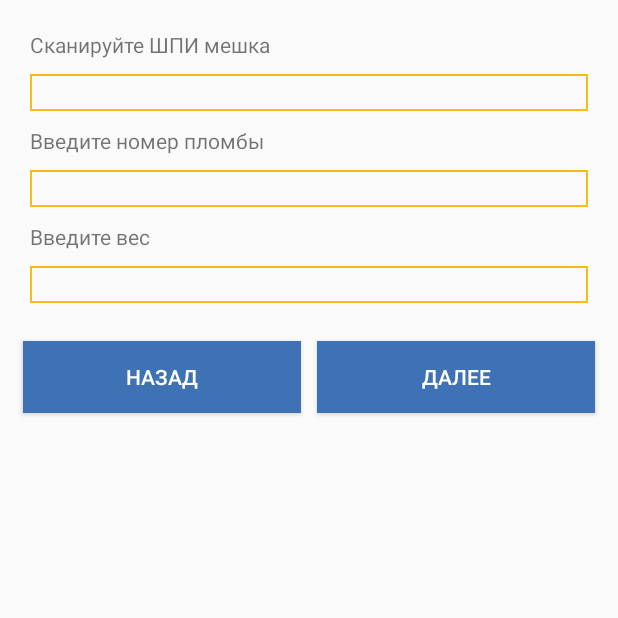
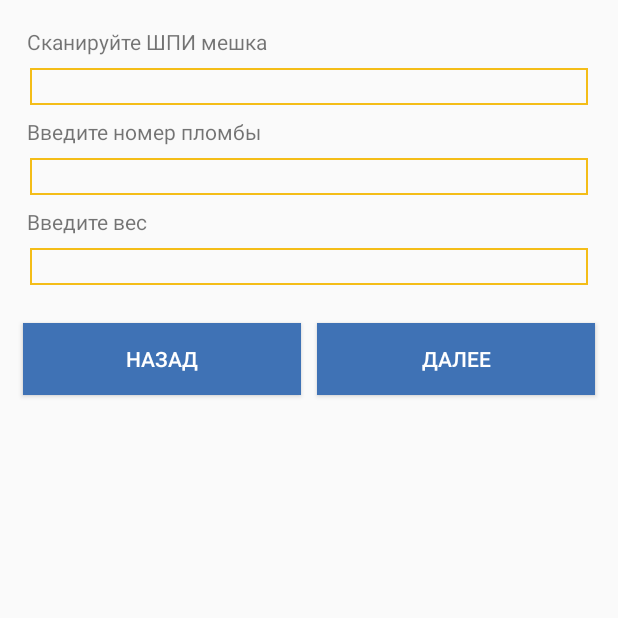
Before and after one commit to Tomas13/MobTerEnvelope, an Android app: the CloseCellActivity screen opened directly, with no data from a screen before it, on a phone screen of 412 x 824 dp, the top half of it. Run offline under Robolectric (Android 15) with nearby library versions, the phone set to English and light mode, and no system bars; our stand-ins replace ButterKnife, Dagger/Hilt's generated code; libraries missing offline, so code that uses them is left out: com.facebook.stetho, rx.android.schedulers, rx.schedulers.

Commit message:
check weight format

```diff
--- a/app/src/main/res/layout/activity_close_cell.xml
+++ b/app/src/main/res/layout/activity_close_cell.xml
@@ -14,7 +14,7 @@
         <TextView
             android:layout_width="wrap_content"
             android:layout_height="wrap_content"
-            android:layout_margin="10dp"
+            android:layout_margin="8dp"
             android:text="@string/scan_bag" />
 
         <EditText
@@ -29,7 +29,7 @@
         <TextView
             android:layout_width="wrap_content"
             android:layout_height="wrap_content"
-            android:layout_margin="10dp"
+            android:layout_margin="8dp"
             android:text="@string/enter_seal" />
 
         <EditText
@@ -45,7 +45,7 @@
         <TextView
             android:layout_width="wrap_content"
             android:layout_height="wrap_content"
-            android:layout_margin="10dp"
+            android:layout_margin="8dp"
             android:text="@string/enter_weight" />
 
         <EditText
--- a/app/src/main/res/values/strings.xml
+++ b/app/src/main/res/values/strings.xml
@@ -22,7 +22,7 @@
     <string name="back">назад</string>
     <string name="next">далее</string>
     <string name="chose_printer">Выбор принтера</string>
-    <string name="repeat_label_print">повторить печать ярлыка</string>
+    <string name="repeat_label_print">печать ярлыка</string>
     <string name="no_user_barcode">нет баркода оператора</string>
     <string name="pin">Пин-код</string>
     <string name="cell_tracknumber">ШПИ ячейки</string>
```
Also changed, not shown: app/src/main/AndroidManifest.xml (+5 -5 lines), app/src/main/java/kazpost/kz/mobterminal/ui/closecell/CloseCellActivity.java (+18 -7 lines), app/src/main/java/kazpost/kz/mobterminal/ui/login/LoginPresenter.java (+1 -18 lines), app/src/main/java/kazpost/kz/mobterminal/ui/print/ChoosePrinterActivity.java (+11 -0 lines), app/src/main/java/kazpost/kz/mobterminal/ui/print/PrintActivity.java (+25 -12 lines).
